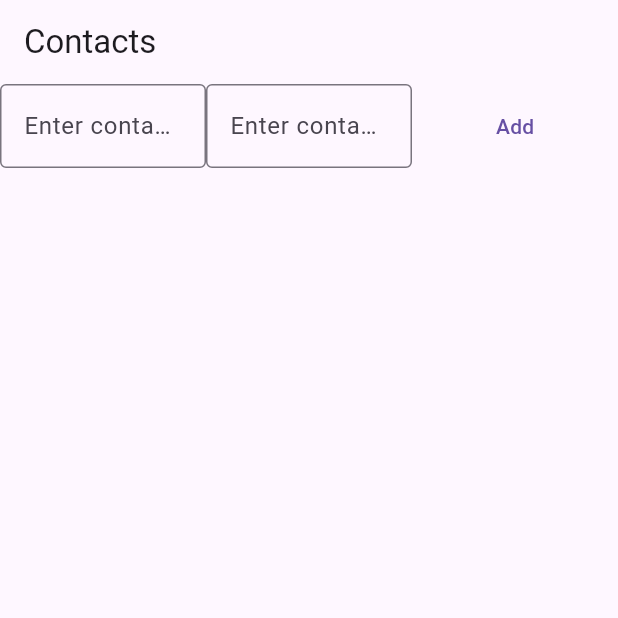
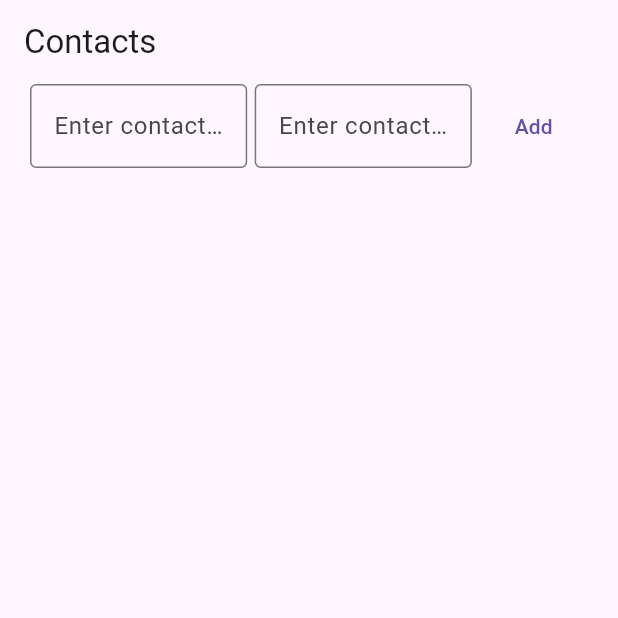
Before and after one commit to john9francis/cp-crud-sqlite-flutter, a Flutter app: the screen it shows after launch, on a phone screen of 412 x 824 dp, the top half of it. Run offline on Flutter 3.47's test engine with Material 3 defaults, Android fonts, the phone set to English and light mode, and no system bars.

Commit message:
Added the top bar with padding and everything

```diff
--- a/lib/main.dart
+++ b/lib/main.dart
@@ -20,9 +20,13 @@ class MyApp extends StatelessWidget {
         ),
         body: Column(
           children: [
-            Row(
+            Padding(
+              padding: EdgeInsets.fromLTRB(20, 0, 20, 0),
+              child: Row(
+                spacing: 5,
                 children: [
                   Expanded(
+                    flex: 2,
                     child: TextField(
                       decoration: InputDecoration(
                         border: OutlineInputBorder(),
@@ -31,6 +35,7 @@ class MyApp extends StatelessWidget {
                     ),
                   ),
                   Expanded(
+                    flex: 2,
                     child: TextField(
                       decoration: InputDecoration(
                         border: OutlineInputBorder(),
@@ -39,6 +44,7 @@ class MyApp extends StatelessWidget {
                     ),
                   ),
                   Expanded(
+                    flex: 1,
                     child: TextButton(
                       child: Text("Add"),
                       onPressed: (){
@@ -47,6 +53,7 @@ class MyApp extends StatelessWidget {
                     ),
                   ),
                 ],
+              ),
             )
           ],
         )
```
Lines whose indentation alone changed are shown as unchanged.
